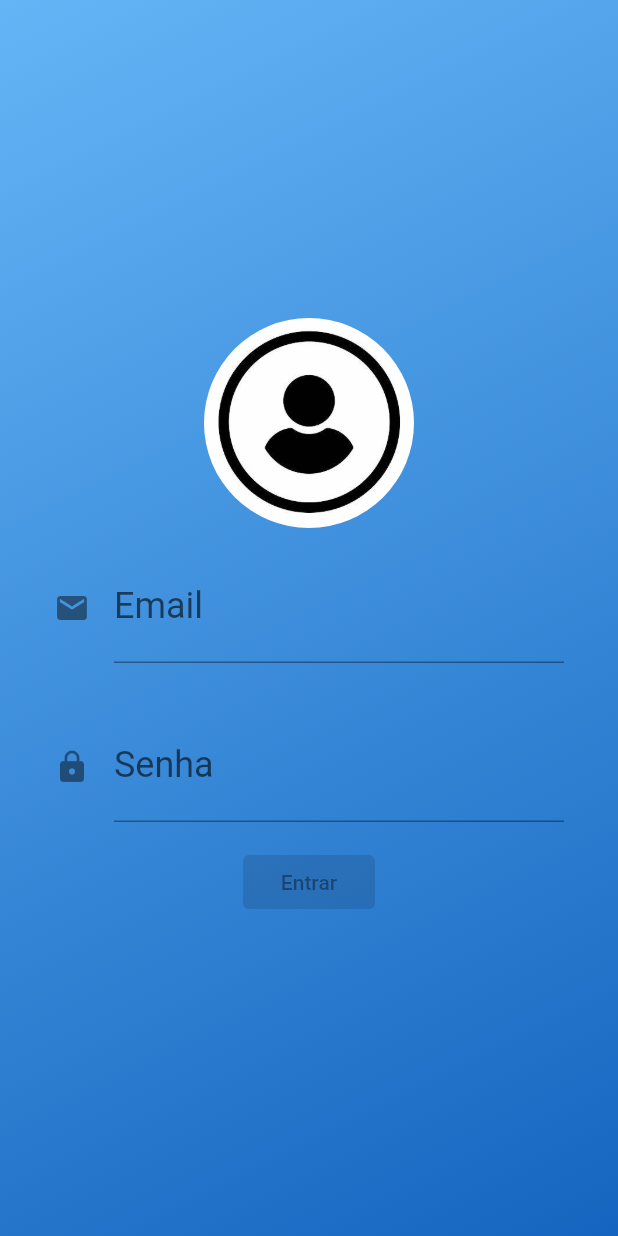
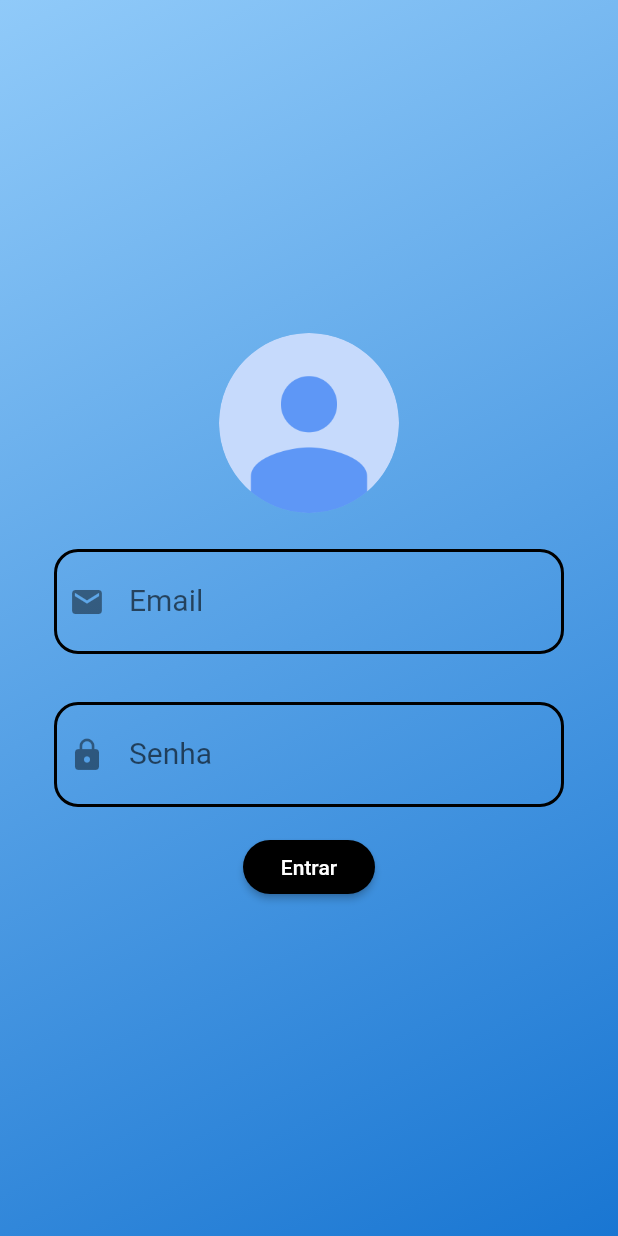
Before and after one commit to Felipe-16/Mobx_training, a Flutter app: the screen it shows after launch, on a phone screen of 412 x 824 dp. Run offline on Flutter 3.47's test engine with Material 2 defaults, Android fonts, the phone set to English and light mode, and no system bars; our stand-ins replace mobx; generated files the repository leaves out were written again.

Commit message:
Implementando Mobx

```diff
--- a/mobx_training/lib/components/login_widgets.dart
+++ b/mobx_training/lib/components/login_widgets.dart
@@ -2,26 +2,44 @@ import 'package:flutter/material.dart';
 import 'package:flutter/services.dart';
 
 class LoginWidget extends StatelessWidget {
-  final TextEditingController controlador;
+  final TextEditingController controller;
   final String rotulo;
   final String dica;
   final IconData icone;
+  final TextInputType tipo;
+  final Function(String) onChanged;
 
-  LoginWidget({this.controlador, this.rotulo, this.dica, this.icone});
+  LoginWidget(
+      {this.controller,
+      this.rotulo,
+      this.dica,
+      this.icone,
+      this.tipo,
+      this.onChanged});
 
   @override
   Widget build(BuildContext context) {
     return Padding(
       padding: const EdgeInsets.all(16.00),
-      child: TextField(
-        controller: controlador,
-        style: TextStyle(fontSize: 24.0),
-        decoration: InputDecoration(
-          icon: Icon(icone) != null ? Icon(icone) : null,
-          labelText: rotulo,
-          hintText: dica,
+      child: Container(
+        decoration: BoxDecoration(
+          shape: BoxShape.rectangle,
+          borderRadius: BorderRadius.circular(16),
+          border: Border.all(color: Colors.black, width: 2),
+          color: Colors.transparent,
         ),
-        keyboardType: TextInputType.text,
+        padding: EdgeInsets.only(left: 8),
+        child: TextField(
+          style: TextStyle(fontSize: 20.0),
+          decoration: InputDecoration(
+            icon: Icon(icone) != null ? Icon(icone) : null,
+            labelText: rotulo,
+            hintText: dica,
+            border: InputBorder.none,
+          ),
+          keyboardType: tipo,
+          onChanged: onChanged,
+        ),
       ),
     );
   }
--- /dev/null
+++ b/mobx_training/lib/login/login_controller.dart
@@ -0,0 +1,28 @@
+import 'package:flutter/material.dart';
+import 'package:mobx/mobx.dart';
+import 'login_screen.dart';
+
+part 'login_controller.g.dart';
+
+class Login_controller = _Login_controller with _$Login_controller;
+
+abstract class _Login_controller with Store {
+  _Login_controller() {
+    autorun((_) {
+      print(email);
+      print(senha);
+    });
+  }
+
+  @observable
+  String email = '';
+
+  @action
+  void setEmail(String value) => email = value;
+
+  @observable
+  String senha = '';
+
+  @action
+  void setSenha(String value) => senha = value;
+}
--- a/mobx_training/lib/login/login_screen.dart
+++ b/mobx_training/lib/login/login_screen.dart
@@ -1,14 +1,21 @@
 import 'package:flutter/material.dart';
 import 'package:mobx_training/components/login_widgets.dart';
+import 'login_controller.dart';
 
 const _rotuloEmail = 'Email';
 const _dicaEmail = 'seunome@dominio.com';
 const _rotuloSenha = 'Senha';
 const _dicaSenha = '*****';
 
-class Login extends StatelessWidget {
-  final TextEditingController _controladorEmail = TextEditingController();
-  final TextEditingController _controladorSenha = TextEditingController();
+class Login extends StatefulWidget {
+  @override
+  State<StatefulWidget> createState() {
+    return LoginState();
+  }
+}
+
+class LoginState extends State<Login> {
+  Login_controller login_controller = Login_controller();
 
   @override
   Widget build(BuildContext context) {
@@ -18,47 +25,46 @@ class Login extends StatelessWidget {
               begin: Alignment.topLeft,
               end: Alignment.bottomRight,
               colors: [
-            Colors.blue[300],
-            Colors.blue[800],
+            Colors.blue[200],
+            Colors.blue[700],
           ])),
-      // appBar: AppBar(
-      //   title: Center(child: Text('Login')),
-      // ),
       child: Scaffold(
         backgroundColor: Colors.transparent,
         body: Center(
           child: SingleChildScrollView(
-            // decoration: BoxDecoration(
-            //     gradient: LinearGradient(
-            //         begin: Alignment.topLeft,
-            //         end: Alignment.bottomRight,
-            //         colors: [
-            //       Colors.blue[500],
-            //       Colors.blue[800],
-            //     ])),
             child: Padding(
               padding: const EdgeInsets.all(20.0),
               child: Column(
                 children: <Widget>[
-                  CircleAvatar(
-                    radius: 70.0,
-                    backgroundColor: Colors.transparent,
-                    backgroundImage: AssetImage('images/perfil.jpg'),
+                  Padding(
+                    padding: const EdgeInsets.only(bottom: 8),
+                    child: CircleAvatar(
+                      radius: 60.0,
+                      backgroundColor: Colors.transparent,
+                      backgroundImage: AssetImage('images/google_avatar.png'),
+                    ),
                   ),
                   LoginWidget(
-                    controlador: _controladorEmail,
                     rotulo: _rotuloEmail,
                     dica: _dicaEmail,
                     icone: Icons.email,
+                    tipo: TextInputType.emailAddress,
+                    onChanged: login_controller.setEmail,
                   ),
                   LoginWidget(
-                    controlador: _controladorSenha,
                     rotulo: _rotuloSenha,
                     dica: _dicaSenha,
                     icone: Icons.lock,
+                    tipo: TextInputType.text,
+                    onChanged: login_controller.setSenha,
                   ),
                   RaisedButton(
-                    onPressed: null,
+                    shape: RoundedRectangleBorder(
+                      borderRadius: BorderRadius.circular(20),
+                    ),
+                    onPressed: () {
+                      print('entrando...');
+                    },
                     child: Text('Entrar'),
                   ),
                 ],
@@ -70,7 +76,3 @@ class Login extends StatelessWidget {
     );
   }
 }
-
-class Particles {
-  Particles(int i, MaterialColor blue);
-}
```
Also changed, not shown: mobx_training/pubspec.yaml (+6 -1 lines), mobx_training/lib/login/login_controller.g.dart (added), mobx_training/pubspec.lock.
